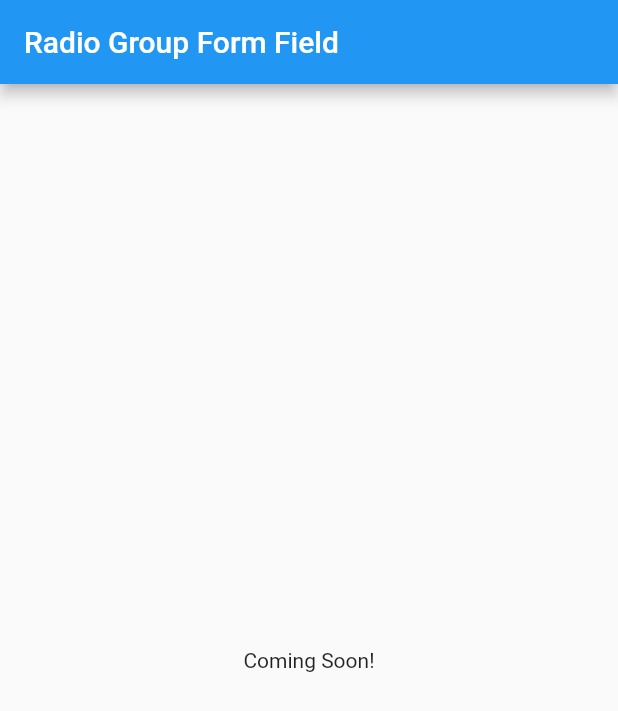
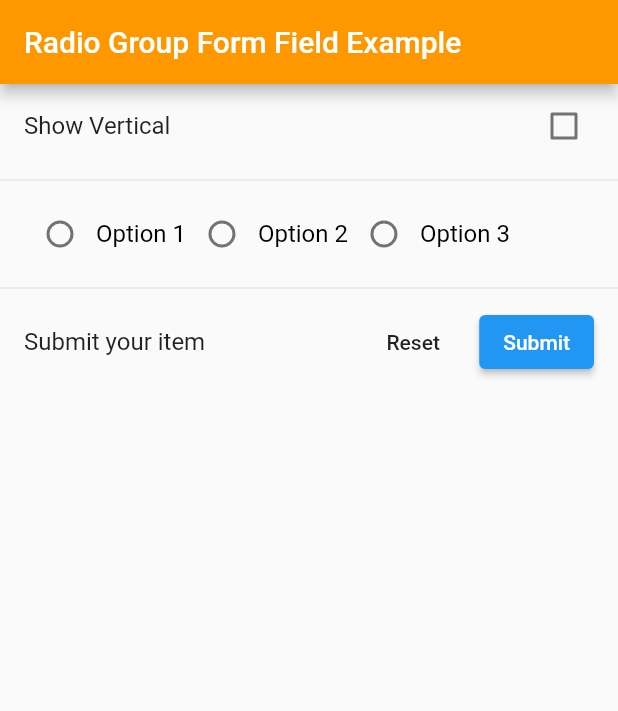
Before and after one commit to erfanjazebnikoo/radio_group_form_field, a Flutter app: the screen it shows after launch, on a phone screen of 412 x 824 dp. Shown: the top 711 px of the screen. Run offline on Flutter 3.47's test engine with Material 2 defaults, Android fonts, the phone set to English and light mode, and no system bars.

Commit message:
implement_example

```diff
--- a/example/lib/main.dart
+++ b/example/lib/main.dart
@@ -1,23 +1,106 @@
 import 'package:flutter/material.dart';
+import 'package:radio_group_form_field/radio_group_form_field.dart';
 
 void main() {
   runApp(MyApp());
 }
 
-class MyApp extends StatefulWidget {
-  @override
-  _MyAppState createState() => _MyAppState();
-}
-
-class _MyAppState extends State<MyApp> {
+class MyApp extends StatelessWidget {
   @override
   Widget build(BuildContext context) {
     return MaterialApp(
-      home: Scaffold(
-        appBar: AppBar(
-          title: const Text('Radio Group Form Field'),
+      home: ExampleForm(),
+      theme: ThemeData.light().copyWith(
+        primaryColor: Colors.orange,
+      ),
+      debugShowCheckedModeBanner: false,
+    );
+  }
+}
+
+class ExampleForm extends StatefulWidget {
+  @override
+  _ExampleFormState createState() => _ExampleFormState();
+}
+
+class _ExampleFormState extends State<ExampleForm> {
+  final List<String> items = ['Option 1', 'Option 2', 'Option 3'];
+  final _myFormKey = GlobalKey<FormState>();
+
+  String _message = 'Submit your item';
+  bool _showVeritical = false;
+
+  @override
+  Widget build(BuildContext context) {
+    return Scaffold(
+      appBar: AppBar(
+        title: Text('Radio Group Form Field Example'),
+      ),
+      body: SafeArea(
+        child: Form(
+          key: _myFormKey,
+          child: Column(
+            mainAxisSize: MainAxisSize.min,
+            children: [
+              CheckboxListTile(
+                title: Text("Show Vertical"),
+                value: _showVeritical,
+                onChanged: (value) {
+                  if (mounted) {
+                    setState(() {
+                      _showVeritical = value!;
+                    });
+                  }
+                },
+              ),
+              Divider(),
+              RadioGroupFormField(
+                padding: EdgeInsets.all(8),
+                showVeritical: _showVeritical,
+                context: context,
+                items: items,
+                validator: (value) {
+                  return value == null ? "Error" : null;
+                },
+                onSaved: (value) {
+                  if (mounted) {
+                    setState(() {
+                      _message = items[value];
+                    });
+                  }
+                },
+              ),
+              Divider(),
+              ListTile(
+                title: Text(_message),
+                trailing: Row(
+                  mainAxisSize: MainAxisSize.min,
+                  children: [
+                    MaterialButton(
+                      onPressed: () {
+                        if (mounted) {
+                          setState(() {
+                            _myFormKey.currentState?.reset();
+                            _message = 'Submit your item';
+                          });
+                        }
+                      },
+                      child: Text('Reset'),
+                    ),
+                    ElevatedButton(
+                      onPressed: () {
+                        if (_myFormKey.currentState!.validate()) {
+                          _myFormKey.currentState!.save();
+                        }
+                      },
+                      child: Text('Submit'),
+                    ),
+                  ],
+                ),
+              ),
+            ],
+          ),
         ),
-        body: Center(child: Text("Coming Soon!")),
       ),
     );
   }
--- a/lib/radio_group_form_field.dart
+++ b/lib/radio_group_form_field.dart
@@ -2,9 +2,10 @@ import 'package:flutter/material.dart';
 import 'package:flutter/rendering.dart';
 
 class RadioGroupFormField extends FormField<int> {
-  final List<String>? options;
+  final List<String>? items;
 
   final EdgeInsetsGeometry? padding;
+  final bool? showVeritical;
   final TextStyle? titleStyle;
   final ShapeBorder? shape;
   final MouseCursor? mouseCursor;
@@ -21,10 +22,11 @@ class RadioGroupFormField extends FormField<int> {
   RadioGroupFormField({
     Key? key,
     @required BuildContext? context,
-    @required this.options,
+    @required this.items,
     FormFieldSetter? onSaved,
     FormFieldValidator? validator,
     this.padding,
+    this.showVeritical,
     this.titleStyle,
     this.shape,
     this.mouseCursor,
@@ -44,11 +46,11 @@ class RadioGroupFormField extends FormField<int> {
             Widget radio, title;
 
             return ListTile(
-              title: ListView.builder(
-                padding: padding,
-                shrinkWrap: true,
-                itemCount: options!.length,
-                itemBuilder: (context, index) {
+              title: Wrap(
+                direction: showVeritical! ? Axis.vertical : Axis.horizontal,
+                children: List<Widget>.generate(
+                  items!.length,
+                  (index) {
                     radio = Radio<int>(
                       value: index,
                       groupValue: state.value,
@@ -62,23 +64,16 @@ class RadioGroupFormField extends FormField<int> {
                       visualDensity: visualDensity,
                     );
                     title = Text(
-                    options.elementAt(index),
+                      items.elementAt(index),
                       style: titleStyle ?? TextStyle(color: Colors.black),
                     );
 
-                  return ListTile(
-                    contentPadding: EdgeInsets.all(0),
-                    trailing: radio,
-                    title: title,
-                    onTap: () {
-                      if (state.value != index) {
-                        state.didChange(index);
-                      } else {
-                        state.didChange(null);
-                      }
-                    },
+                    return Row(
+                      mainAxisSize: MainAxisSize.min,
+                      children: [radio, title],
                     );
                   },
+                ),
               ),
               subtitle: state.hasError
                   ? Builder(
--- a/pubspec.yaml
+++ b/pubspec.yaml
@@ -1,6 +1,6 @@
 name: radio_group_form_field
 description: We need to make a reusable widget that will display a horizontal list of Radio objects and support validation.
-version: 0.0.2
+version: 0.0.3
 homepage: https://github.com/erfanjazebnikoo/radio_group_form_field
 
 environment:
```
Also changed, not shown: 1 other file. Lines whose indentation alone changed are shown as unchanged.
